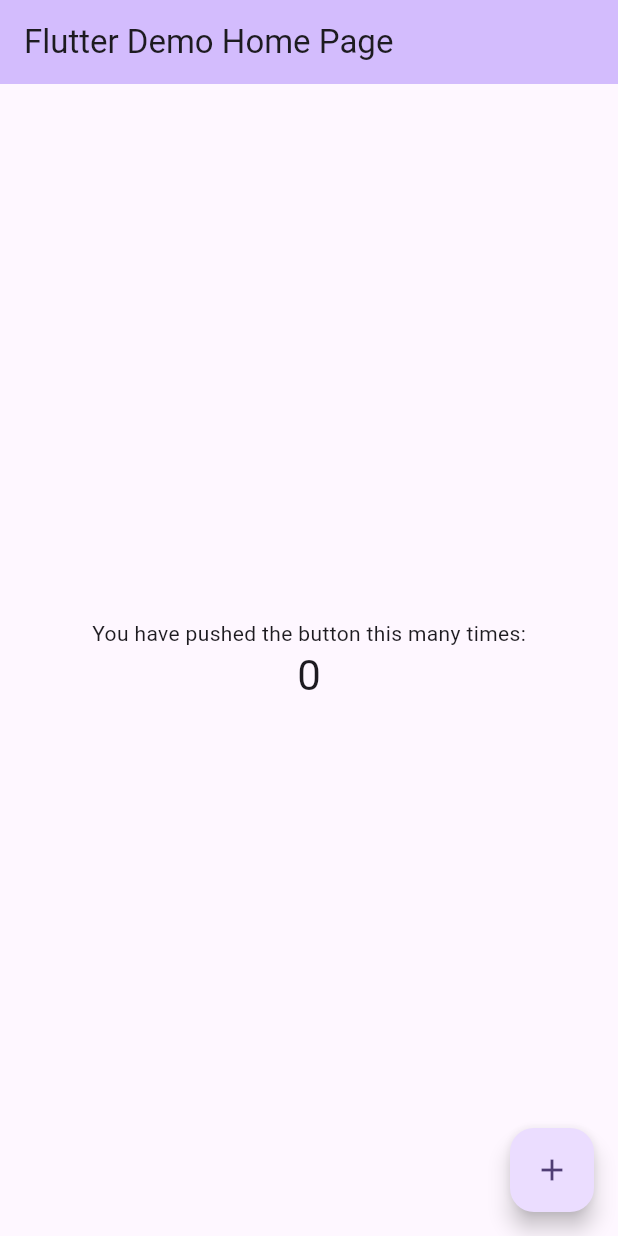
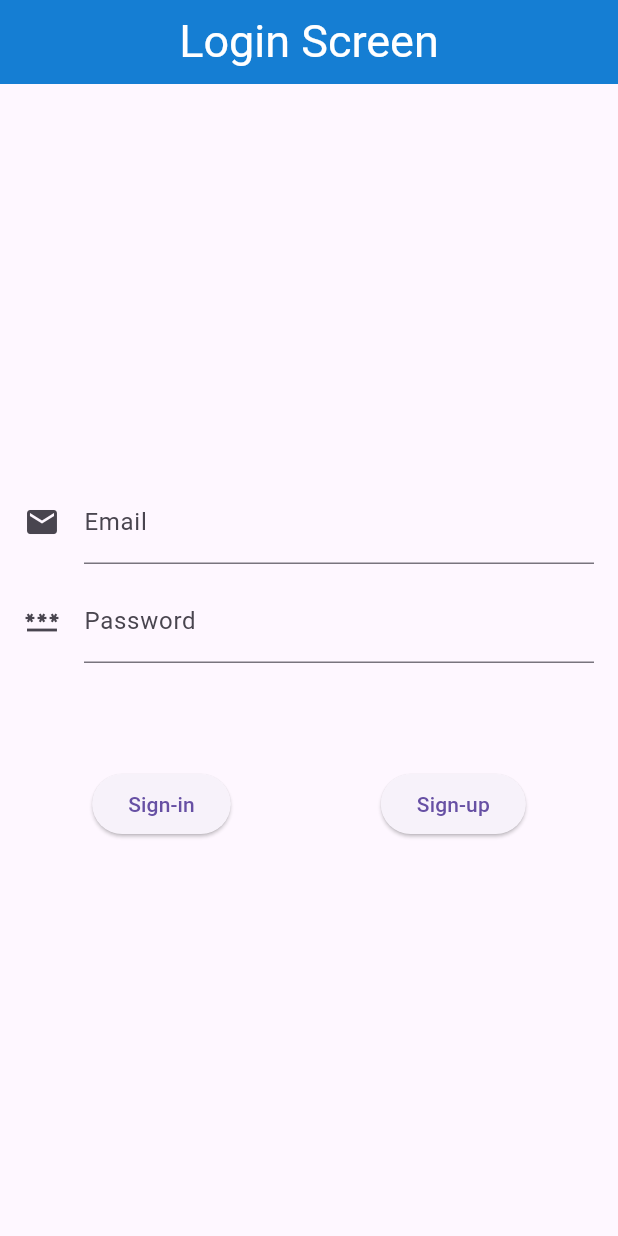
Before and after one commit to Khushgodani05/khush_l3pp_android-ios, a Flutter app: the screen it shows after launch, on a phone screen of 412 x 824 dp. Run offline on Flutter 3.47's test engine with Material 3 defaults, Android fonts, the phone set to English and light mode, and no system bars; our stand-ins replace cloud_firestore, dartz, dio, firebase_auth, firebase_core, flutter_dotenv and 3 more; accounts and stored records are empty.

Commit message:
email-password authentication

```diff
--- /dev/null
+++ b/firebasedemo/lib/auth_gaurd.dart
@@ -0,0 +1,25 @@
+import 'package:firebasedemo/home_screen.dart';
+import 'package:firebasedemo/login_screen.dart';
+import 'package:firebasedemo/service/email_password_service.dart';
+import 'package:flutter/material.dart';
+import 'package:provider/provider.dart';
+
+class AuthGaurd extends StatefulWidget {
+  const AuthGaurd({super.key});
+
+  @override
+  State<AuthGaurd> createState() => _AuthGaurdState();
+}
+
+class _AuthGaurdState extends State<AuthGaurd> {
+  @override
+  Widget build(BuildContext context) {
+    final authService=context.read<EmailPasswordService>();
+    if(authService.user!=null){
+       return const HomeScreen();
+    }else{
+      return const LoginScreen();
+    }
+
+  }
+}
--- /dev/null
+++ b/firebasedemo/lib/auth_screen.dart
@@ -0,0 +1,22 @@
+import 'package:firebasedemo/auth_gaurd.dart';
+import 'package:firebasedemo/service/email_password_service.dart';
+import 'package:flutter/material.dart';
+import 'package:provider/provider.dart';
+
+class AuthScreen extends StatefulWidget {
+  const AuthScreen({super.key});
+
+  @override
+  State<AuthScreen> createState() => _AuthScreenState();
+}
+
+class _AuthScreenState extends State<AuthScreen> {
+
+  @override
+  Widget build(BuildContext context) {
+    return ChangeNotifierProvider(
+      create: (context)=>EmailPasswordService(),
+      child: const AuthGaurd(),
+      );
+  }
+}
--- /dev/null
+++ b/firebasedemo/lib/login_screen.dart
@@ -0,0 +1,88 @@
+import 'package:firebasedemo/service/email_password_service.dart';
+import 'package:flutter/material.dart';
+import 'package:provider/provider.dart';
+
+class LoginScreen extends StatefulWidget {
+  const LoginScreen({super.key});
+
+  @override
+  State<LoginScreen> createState() => _LoginScreenState();
+}
+
+class _LoginScreenState extends State<LoginScreen> {
+
+  final emailController=TextEditingController();
+  final passwordController=TextEditingController();
+
+  @override
+  Widget build(BuildContext context) {
+    return Scaffold(
+      appBar: AppBar(
+        backgroundColor: const Color.fromARGB(255, 21, 126, 211),
+        title: const Center(child: Text("Login Screen",
+        style: TextStyle(
+          color: Colors.white,
+          fontSize: 30,
+        ),)),
+      ),
+      body: Padding(
+        padding: const EdgeInsets.all(16.0),
+        child: Column(
+          mainAxisAlignment: MainAxisAlignment.center,
+          crossAxisAlignment: CrossAxisAlignment.center,
+          children: [
+            TextField(
+              controller: emailController,
+              decoration: const InputDecoration(
+              labelText: "Email",
+              icon: Icon(Icons.email),
+              focusColor: Colors.black45,
+              ),
+            ),
+            const SizedBox(height: 10,),
+             TextField(
+              controller: passwordController,
+              decoration:const  InputDecoration(
+                labelText: "Password",
+                icon: Icon(Icons.password)),
+            ),
+            const SizedBox(height: 70,),
+            Row(
+              mainAxisAlignment: MainAxisAlignment.center,
+              children: [
+                ElevatedButton(onPressed: (){
+                  setState(() {
+
+                  });
+                  try {
+                  context.read<EmailPasswordService>().signInWithEmailPassword(emailController.text, passwordController.text);
+                 }catch (e) {
+                  ScaffoldMessenger.of(context).showSnackBar(SnackBar(content: Text(e.toString())));
+                 }
+                emailController.clear();
+                passwordController.clear();
+                }, child:const  Text("Sign-in"),
+                ),
+                const SizedBox(width: 100,),
+                 ElevatedButton(onPressed: (){
+                  try {
+                  context.read<EmailPasswordService>().signUpWithEmailPassword(emailController.text, passwordController.text);
+                }catch (e) {
+                  ScaffoldMessenger.of(context).showSnackBar(SnackBar(content: Text(e.toString())));
+                }
+                emailController.clear();
+                passwordController.clear();
+                }, child:const Text("Sign-up"),
+                ),
+              ],
+            )
+          ],
+        ),
+      ),
+    );
+  }
+@override
+  void dispose(){
+   super.dispose();
+  }
+}
--- a/firebasedemo/lib/main.dart
+++ b/firebasedemo/lib/main.dart
@@ -1,125 +1,9 @@
+import 'package:firebase_core/firebase_core.dart';
+import 'package:firebasedemo/my_app.dart';
 import 'package:flutter/material.dart';
 
-void main() {
+void main() async{
+  WidgetsFlutterBinding.ensureInitialized();
+  await Firebase.initializeApp();
   runApp(const MyApp());
 }
-
-class MyApp extends StatelessWidget {
-  const MyApp({super.key});
-
-  // This widget is the root of your application.
-  @override
-  Widget build(BuildContext context) {
-    return MaterialApp(
-      title: 'Flutter Demo',
-      theme: ThemeData(
-        // This is the theme of your application.
-        //
-        // TRY THIS: Try running your application with "flutter run". You'll see
-        // the application has a purple toolbar. Then, without quitting the app,
-        // try changing the seedColor in the colorScheme below to Colors.green
-        // and then invoke "hot reload" (save your changes or press the "hot
-        // reload" button in a Flutter-supported IDE, or press "r" if you used
-        // the command line to start the app).
-        //
-        // Notice that the counter didn't reset back to zero; the application
-        // state is not lost during the reload. To reset the state, use hot
-        // restart instead.
-        //
-        // This works for code too, not just values: Most code changes can be
-        // tested with just a hot reload.
-        colorScheme: ColorScheme.fromSeed(seedColor: Colors.deepPurple),
-        useMaterial3: true,
-      ),
-      home: const MyHomePage(title: 'Flutter Demo Home Page'),
-    );
-  }
-}
-
-class MyHomePage extends StatefulWidget {
-  const MyHomePage({super.key, required this.title});
-
-  // This widget is the home page of your application. It is stateful, meaning
-  // that it has a State object (defined below) that contains fields that affect
-  // how it looks.
-
-  // This class is the configuration for the state. It holds the values (in this
-  // case the title) provided by the parent (in this case the App widget) and
-  // used by the build method of the State. Fields in a Widget subclass are
-  // always marked "final".
-
-  final String title;
-
-  @override
-  State<MyHomePage> createState() => _MyHomePageState();
-}
-
-class _MyHomePageState extends State<MyHomePage> {
-  int _counter = 0;
-
-  void _incrementCounter() {
-    setState(() {
-      // This call to setState tells the Flutter framework that something has
-      // changed in this State, which causes it to rerun the build method below
-      // so that the display can reflect the updated values. If we changed
-      // _counter without calling setState(), then the build method would not be
-      // called again, and so nothing would appear to happen.
-      _counter++;
-    });
-  }
-
-  @override
-  Widget build(BuildContext context) {
-    // This method is rerun every time setState is called, for instance as done
-    // by the _incrementCounter method above.
-    //
-    // The Flutter framework has been optimized to make rerunning build methods
-    // fast, so that you can just rebuild anything that needs updating rather
-    // than having to individually change instances of widgets.
-    return Scaffold(
-      appBar: AppBar(
-        // TRY THIS: Try changing the color here to a specific color (to
-        // Colors.amber, perhaps?) and trigger a hot reload to see the AppBar
-        // change color while the other colors stay the same.
-        backgroundColor: Theme.of(context).colorScheme.inversePrimary,
-        // Here we take the value from the MyHomePage object that was created by
-        // the App.build method, and use it to set our appbar title.
-        title: Text(widget.title),
-      ),
-      body: Center(
-        // Center is a layout widget. It takes a single child and positions it
-        // in the middle of the parent.
-        child: Column(
-          // Column is also a layout widget. It takes a list of children and
-          // arranges them vertically. By default, it sizes itself to fit its
-          // children horizontally, and tries to be as tall as its parent.
-          //
-          // Column has various properties to control how it sizes itself and
-          // how it positions its children. Here we use mainAxisAlignment to
-          // center the children vertically; the main axis here is the vertical
-          // axis because Columns are vertical (the cross axis would be
-          // horizontal).
-          //
-          // TRY THIS: Invoke "debug painting" (choose the "Toggle Debug Paint"
-          // action in the IDE, or press "p" in the console), to see the
-          // wireframe for each widget.
-          mainAxisAlignment: MainAxisAlignment.center,
-          children: <Widget>[
-            const Text(
-              'You have pushed the button this many times:',
-            ),
-            Text(
-              '$_counter',
-              style: Theme.of(context).textTheme.headlineMedium,
-            ),
-          ],
-        ),
-      ),
-      floatingActionButton: FloatingActionButton(
-        onPressed: _incrementCounter,
-        tooltip: 'Increment',
-        child: const Icon(Icons.add),
-      ), // This trailing comma makes auto-formatting nicer for build methods.
-    );
-  }
-}
--- /dev/null
+++ b/firebasedemo/lib/my_app.dart
@@ -0,0 +1,16 @@
+import 'package:firebasedemo/auth_screen.dart';
+import 'package:flutter/material.dart';
+
+class MyApp extends StatelessWidget {
+  const MyApp({super.key});
+
+  @override
+  Widget build(BuildContext context) {
+    return MaterialApp(
+      debugShowCheckedModeBanner: false,
+      theme: ThemeData.light(),
+      home:const AuthScreen(),
+    );
+
+  }
+}
--- /dev/null
+++ b/firebasedemo/lib/service/email_password_service.dart
@@ -0,0 +1,47 @@
+
+import 'dart:developer';
+
+import 'package:firebase_auth/firebase_auth.dart';
+import 'package:flutter/foundation.dart';
+
+class EmailPasswordService extends ChangeNotifier {
+  final _auth= FirebaseAuth.instance;
+  User? _user;
+  User? get user=> _user;
+
+  EmailPasswordService(){
+    _auth.authStateChanges().listen((User? user){
+        _user=user;
+        notifyListeners();
+    }
+    );
+  }
+
+Future<void> signInWithEmailPassword(String email,String password) async {
+  try {
+  final response=await _auth.signInWithEmailAndPassword(email: email, password: password);
+  log("Signing-in account : ${response.user}");
+  // _user=response.user;
+} catch (e) {
+  throw "Email or password is incorrect";
+}
+}
+
+Future<void> signUpWithEmailPassword(String email,String password) async {
+   try{
+    final user=await _auth.createUserWithEmailAndPassword(email: email, password: password);
+    log("Created User: ${user.user}");
+   }catch(e){
+  throw "Email or password is incorrect";
+  }
+}
+
+User? getUser(){
+  return _auth.currentUser;
+}
+
+Future<void> signOut()async{
+  await _auth.signOut();
+  notifyListeners();
+}
+}
```
Also changed, not shown: firebasedemo/lib/home_screen.dart (added, +34 -0 lines), firebasedemo/pubspec.lock, 1 other file.
